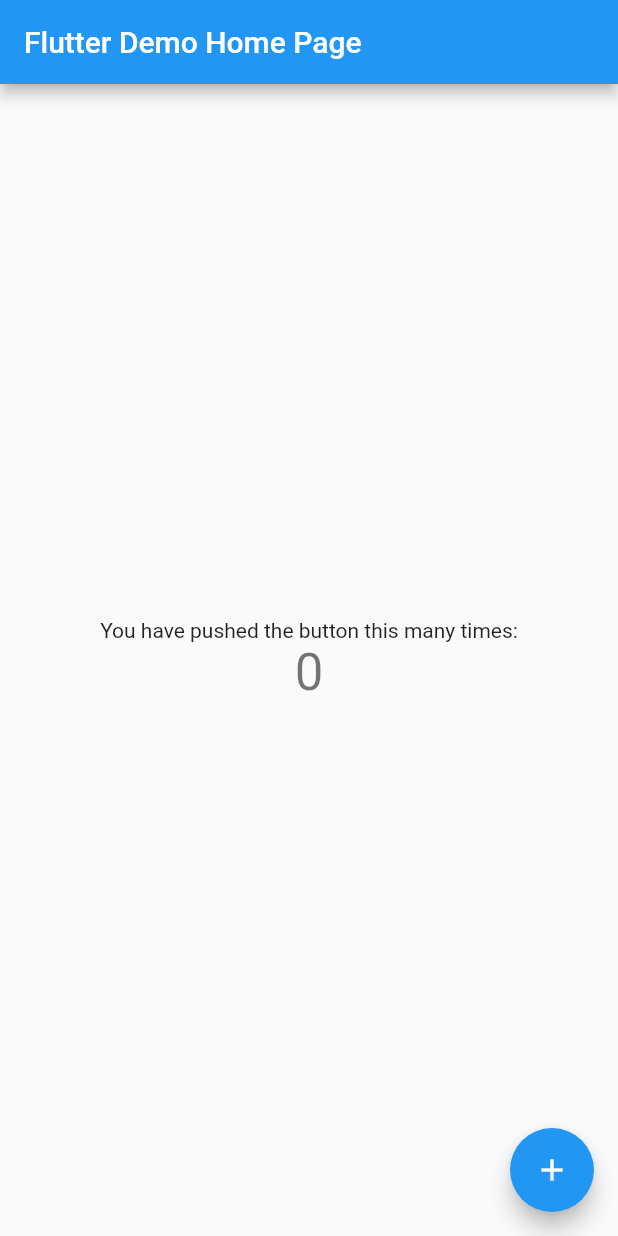
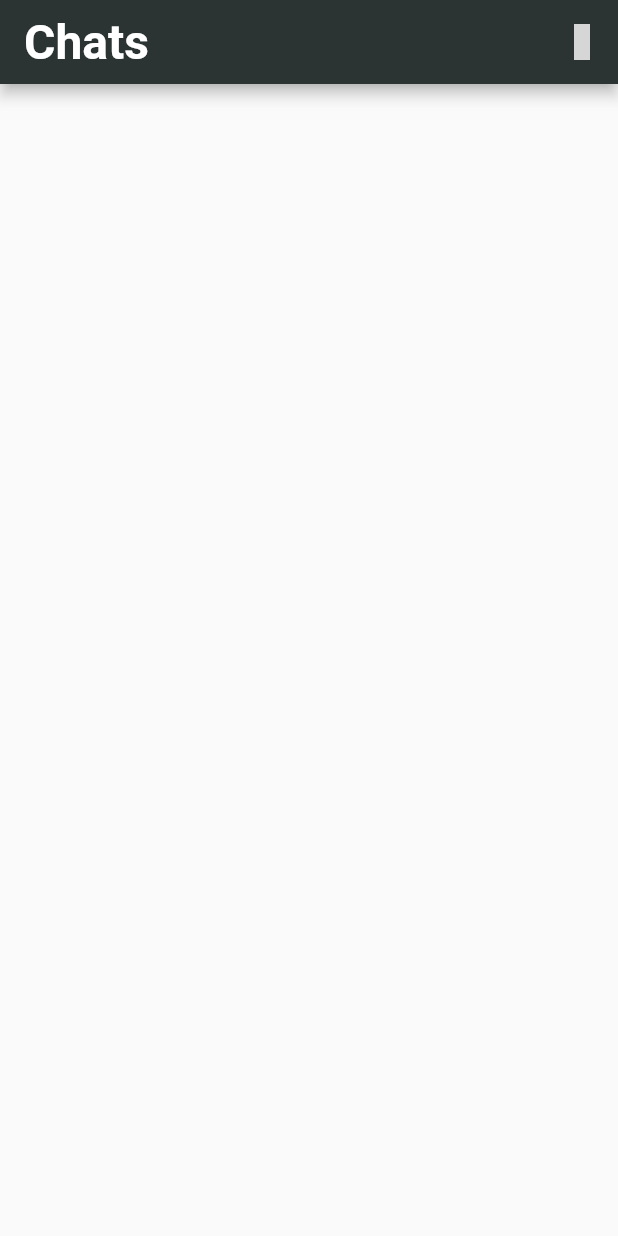
Before and after one commit to Jafoson/intweet_frontend, a Flutter app: the screen it shows after launch, on a phone screen of 412 x 824 dp. Run offline on Flutter 3.47's test engine with Material 2 defaults, Android fonts, the light colour scheme and no system bars; statements that could not run were skipped; grey boxes are pictures that could not be loaded.

Commit message:
add top_bar and chat_overview

```diff
--- /dev/null
+++ b/lib/components/top_bar.dart
@@ -0,0 +1,26 @@
+import 'package:flutter/material.dart';
+import 'package:flutter/src/widgets/container.dart';
+import 'package:flutter/src/widgets/framework.dart';
+
+class TopBar extends StatelessWidget implements PreferredSize {
+  const TopBar({super.key});
+
+  @override
+  Widget build(BuildContext context) {
+    return AppBar(
+      backgroundColor: const Color(0xff2C3333),
+      title: const Text("Chats",
+          style: TextStyle(fontSize: 32, fontWeight: FontWeight.bold)),
+      actions: [IconButton(onPressed: (){
+
+      }, icon: Icon(Icons.))],
+    );
+  }
+
+  @override
+  Size get preferredSize => const Size.fromHeight(kToolbarHeight);
+
+  @override
+  // TODO: implement child
+  Widget get child => throw UnimplementedError();
+}
--- a/lib/main.dart
+++ b/lib/main.dart
@@ -1,4 +1,5 @@
 import 'package:flutter/material.dart';
+import 'package:intweet_aplikation/pages/chat_overview.dart';
 
 void main() {
   runApp(const MyApp());
@@ -10,106 +11,9 @@
   // This widget is the root of your application.
   @override
   Widget build(BuildContext context) {
-    return MaterialApp(
+    return const MaterialApp(
       title: 'Flutter Demo',
-      theme: ThemeData(
-        // This is the theme of your application.
-        //
-        // Try running your application with "flutter run". You'll see the
-        // application has a blue toolbar. Then, without quitting the app, try
-        // changing the primarySwatch below to Colors.green and then invoke
-        // "hot reload" (press "r" in the console where you ran "flutter run",
-        // or simply save your changes to "hot reload" in a Flutter IDE).
-        // Notice that the counter didn't reset back to zero; the application
-        // is not restarted.
-        primarySwatch: Colors.blue,
-      ),
-      home: const MyHomePage(title: 'Flutter Demo Home Page'),
+      home: ChatOverview(),
     );
   }
 }
-
-class MyHomePage extends StatefulWidget {
-  const MyHomePage({super.key, required this.title});
-
-  // This widget is the home page of your application. It is stateful, meaning
-  // that it has a State object (defined below) that contains fields that affect
-  // how it looks.
-
-  // This class is the configuration for the state. It holds the values (in this
-  // case the title) provided by the parent (in this case the App widget) and
-  // used by the build method of the State. Fields in a Widget subclass are
-  // always marked "final".
-
-  final String title;
-
-  @override
-  State<MyHomePage> createState() => _MyHomePageState();
-}
-
-class _MyHomePageState extends State<MyHomePage> {
-  int _counter = 0;
-
-  void _incrementCounter() {
-    setState(() {
-      // This call to setState tells the Flutter framework that something has
-      // changed in this State, which causes it to rerun the build method below
-      // so that the display can reflect the updated values. If we changed
-      // _counter without calling setState(), then the build method would not be
-      // called again, and so nothing would appear to happen.
-      _counter++;
-    });
-  }
-
-  @override
-  Widget build(BuildContext context) {
-    // This method is rerun every time setState is called, for instance as done
-    // by the _incrementCounter method above.
-    //
-    // The Flutter framework has been optimized to make rerunning build methods
-    // fast, so that you can just rebuild anything that needs updating rather
-    // than having to individually change instances of widgets.
-    return Scaffold(
-      appBar: AppBar(
-        // Here we take the value from the MyHomePage object that was created by
-        // the App.build method, and use it to set our appbar title.
-        title: Text(widget.title),
-      ),
-      body: Center(
-        // Center is a layout widget. It takes a single child and positions it
-        // in the middle of the parent.
-        child: Column(
-          // Column is also a layout widget. It takes a list of children and
-          // arranges them vertically. By default, it sizes itself to fit its
-          // children horizontally, and tries to be as tall as its parent.
-          //
-          // Invoke "debug painting" (press "p" in the console, choose the
-          // "Toggle Debug Paint" action from the Flutter Inspector in Android
-          // Studio, or the "Toggle Debug Paint" command in Visual Studio Code)
-          // to see the wireframe for each widget.
-          //
-          // Column has various properties to control how it sizes itself and
-          // how it positions its children. Here we use mainAxisAlignment to
-          // center the children vertically; the main axis here is the vertical
-          // axis because Columns are vertical (the cross axis would be
-          // horizontal).
-          mainAxisAlignment: MainAxisAlignment.center,
-          children: <Widget>[
-            const Text(
-              'You have pushed the button this many times:',
-            ),
-            Text(
-              '$_counter',
-              style: Theme.of(context).textTheme.headline4,
-            ),
-          ],
-        ),
-      ),
-      floatingActionButton: FloatingActionButton(
-        onPressed: _incrementCounter,
-        tooltip: 'Increment',
-        child: const Icon(Icons.add),
-      ), // This trailing comma makes auto-formatting nicer for build methods.
-    );
-  }
-}
--- /dev/null
+++ b/lib/pages/chat_overview.dart
@@ -0,0 +1,15 @@
+import 'package:flutter/material.dart';
+import 'package:flutter/src/widgets/container.dart';
+import 'package:flutter/src/widgets/framework.dart';
+import 'package:intweet_aplikation/components/top_bar.dart';
+
+class ChatOverview extends StatelessWidget {
+  const ChatOverview({super.key});
+
+  @override
+  Widget build(BuildContext context) {
+    return Scaffold(
+      appBar: const TopBar(),
+    );
+  }
+}
```
